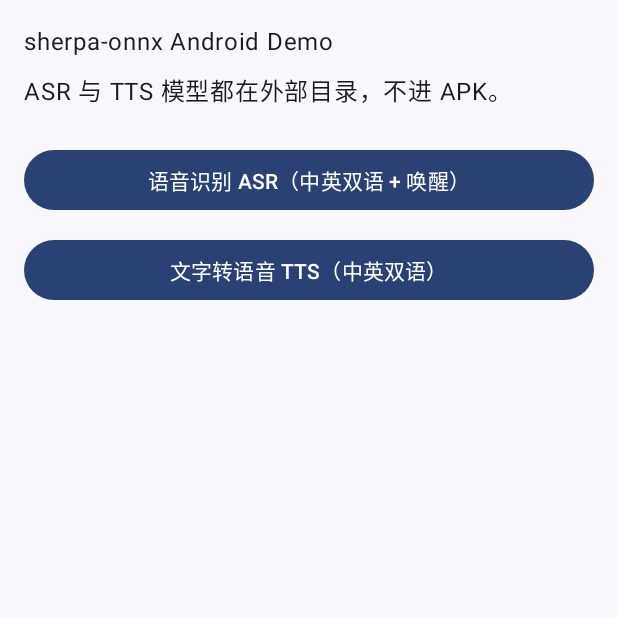
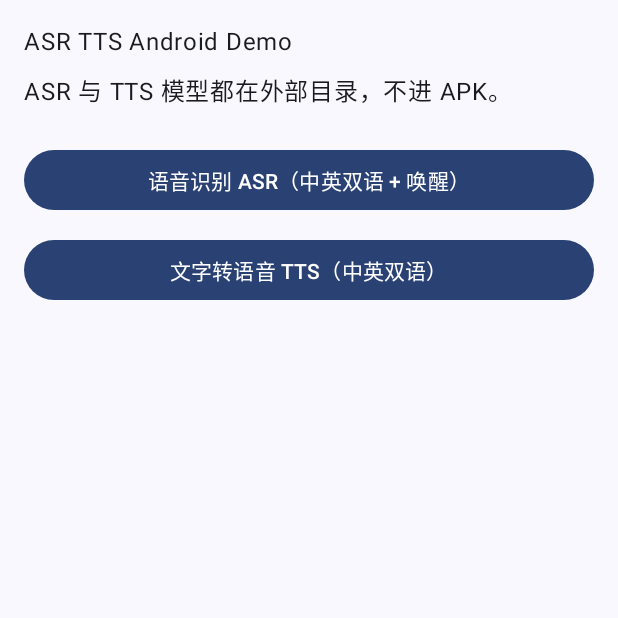
Before and after one commit to Blue1-0/sherpa, an Android app built with Jetpack Compose: the screen it shows after launch (MainActivity), on a phone screen of 412 x 824 dp, the top half of it. Run offline under Robolectric (Android 15) with nearby library versions, the phone set to English and light mode, and no system bars; 1 statement that could not run was skipped.

Commit message:
build-release(1.0.0)

```diff
--- a/demo/src/main/java/com/blue/sherpa/demo/MainActivity.kt
+++ b/demo/src/main/java/com/blue/sherpa/demo/MainActivity.kt
@@ -30,7 +30,7 @@ class MainActivity : ComponentActivity() {
                             .padding(paddingValues)
                             .padding(16.dp),
                     ) {
-                        Text("sherpa-onnx Android Demo")
+                        Text("ASR TTS Android Demo")
                         Text(
                             "ASR 与 TTS 模型都在外部目录，不进 APK。",
                             modifier = Modifier.padding(top = 8.dp),
```
